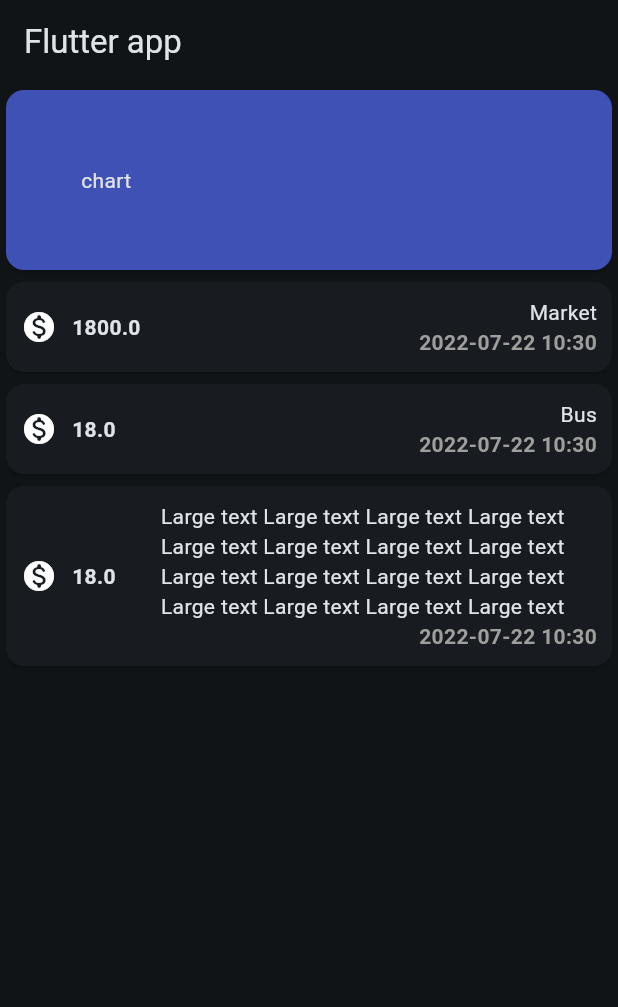
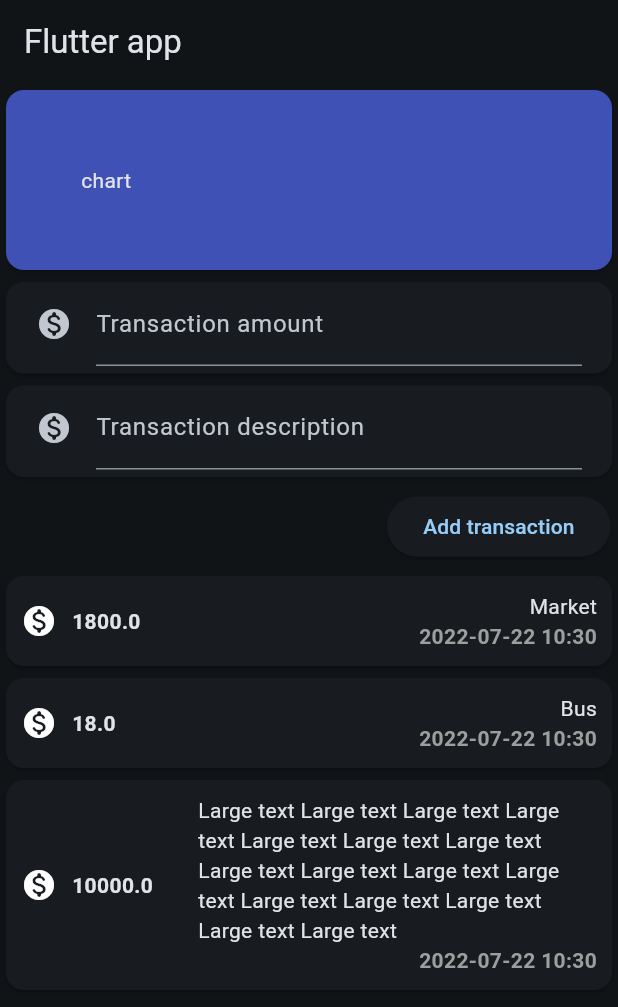
Before and after one commit to Nitram13E/Personal-Expenses, a Flutter app: the screen it shows after launch, on a phone screen of 412 x 824 dp. Shown: the top 1007 px of the screen. Run offline on Flutter 3.47's test engine with Material 2 defaults, Android fonts, the phone set to English and light mode, and no system bars.

Commit message:
refactor and additions of widgets

```diff
--- a/lib/main.dart
+++ b/lib/main.dart
@@ -1,6 +1,6 @@
 import 'package:flutter/material.dart';
-import 'package:personal_expenses/transaction.dart';
-import 'package:personal_expenses/transactionCard.dart';
+
+import 'pages/dashboard_page.dart';
 
 void main() {
   runApp(const MyApp());
@@ -18,23 +18,13 @@ class MyApp extends StatelessWidget {
         brightness: Brightness.dark,
         useMaterial3: true,
       ),
-      home: MyHomePage(),
+      home: const MyHomePage(),
     );
   }
 }
 
 class MyHomePage extends StatelessWidget {
-  MyHomePage({Key? key}) : super(key: key);
-
-  final List<Transaction> transactions = [
-    Transaction(title: 'Market', amount: 1800, date: DateTime.now()),
-    Transaction(title: 'Bus', amount: 18, date: DateTime.now()),
-    Transaction(
-        title:
-            'Large text Large text Large text Large text Large text Large text Large text Large text Large text Large text Large text Large text Large text Large text Large text Large text',
-        amount: 18,
-        date: DateTime.now()),
-  ];
+  const MyHomePage({Key? key}) : super(key: key);
 
   @override
   Widget build(BuildContext context) {
@@ -42,22 +32,7 @@ class MyHomePage extends StatelessWidget {
       appBar: AppBar(
         title: const Text("Flutter app"),
       ),
-      body: Column(
-        crossAxisAlignment: CrossAxisAlignment.stretch,
-        children: [
-          Card(
-            color: Colors.indigo,
-            child: Container(
-                margin: const EdgeInsets.all(50), child: const Text('chart')),
-          ),
-          Column(
-            children: transactions
-                .map((trans) =>
-                    TransactionCard(trans.title, trans.amount, trans.date))
-                .toList(),
-          )
-        ],
-      ),
+      body: const DashboardPage(),
     );
   }
 }
--- /dev/null
+++ b/lib/pages/dashboard_page.dart
@@ -0,0 +1,24 @@
+import 'package:flutter/material.dart';
+import 'package:personal_expenses/widgets/add_transaction.dart';
+import 'package:personal_expenses/widgets/transaction_chart.dart';
+import 'package:personal_expenses/widgets/transaction_list.dart';
+
+class DashboardPage extends StatefulWidget {
+  const DashboardPage({Key? key}) : super(key: key);
+
+  @override
+  State<DashboardPage> createState() => _DashboardPageState();
+}
+
+class _DashboardPageState extends State<DashboardPage> {
+  @override
+  Widget build(BuildContext context) {
+    return Column(
+        crossAxisAlignment: CrossAxisAlignment.stretch,
+        children: const [
+          TransactionChart(),
+          AddTransaction(),
+          TransactionList(),
+        ]);
+  }
+}
--- /dev/null
+++ b/lib/widgets/add_transaction.dart
@@ -0,0 +1,40 @@
+import 'package:flutter/material.dart';
+
+import 'package:personal_expenses/widgets/input_card.dart';
+
+class AddTransaction extends StatefulWidget {
+  const AddTransaction({Key? key}) : super(key: key);
+
+  @override
+  State<AddTransaction> createState() => AddTransactionState();
+}
+
+class AddTransactionState extends State<AddTransaction> {
+  static String addTransButton = 'Add transaction';
+
+  static String amountLabel = 'Transaction amount';
+  final TextEditingController amountController = TextEditingController();
+
+  static String descriptionLabel = 'Transaction description';
+  final TextEditingController descriptionController = TextEditingController();
+
+  @override
+  Widget build(BuildContext context) {
+    return Column(
+      crossAxisAlignment: CrossAxisAlignment.end,
+      children: [
+        InputCard(amountLabel, amountController),
+        InputCard(descriptionLabel, descriptionController),
+        Container(
+          margin: const EdgeInsets.all(5),
+          child: ElevatedButton(
+            child: Text(addTransButton),
+            onPressed: () {
+              print(amountController.text);
+            },
+          ),
+        ),
+      ],
+    );
+  }
+}
--- /dev/null
+++ b/lib/widgets/input_card.dart
@@ -0,0 +1,24 @@
+import 'package:flutter/material.dart';
+
+class InputCard extends StatelessWidget {
+  final String label;
+  final TextEditingController controller;
+  const InputCard(this.label, this.controller, {Key? key}) : super(key: key);
+
+  @override
+  Widget build(BuildContext context) {
+    return Card(
+      child: Container(
+        margin: const EdgeInsets.fromLTRB(20, 0, 20, 5),
+        child: TextField(
+          autocorrect: true,
+          decoration: InputDecoration(
+            labelText: label,
+            icon: const Icon(Icons.monetization_on_rounded),
+          ),
+          controller: controller,
+        ),
+      ),
+    );
+  }
+}
--- a/lib/transactionCard.dart
+++ b/lib/widgets/transaction_card.dart
@@ -1,5 +1,4 @@
 import 'package:flutter/material.dart';
-import 'package:uuid/uuid.dart';
 
 class TransactionCard extends StatelessWidget {
   final String title;
--- /dev/null
+++ b/lib/widgets/transaction_chart.dart
@@ -0,0 +1,19 @@
+import 'package:flutter/material.dart';
+
+class TransactionChart extends StatefulWidget {
+  const TransactionChart({Key? key}) : super(key: key);
+
+  @override
+  State<TransactionChart> createState() => _TransactionChartState();
+}
+
+class _TransactionChartState extends State<TransactionChart> {
+  @override
+  Widget build(BuildContext context) {
+    return Card(
+      color: Colors.indigo,
+      child: Container(
+          margin: const EdgeInsets.all(50), child: const Text('chart')),
+    );
+  }
+}
--- /dev/null
+++ b/lib/widgets/transaction_list.dart
@@ -0,0 +1,32 @@
+import 'package:flutter/material.dart';
+import 'package:personal_expenses/models/transaction.dart';
+import 'package:personal_expenses/widgets/transaction_card.dart';
+
+class TransactionList extends StatefulWidget {
+  const TransactionList({Key? key}) : super(key: key);
+
+  @override
+  State<TransactionList> createState() => _TransactionListState();
+}
+
+class _TransactionListState extends State<TransactionList> {
+  final List<Transaction> _transactions = [
+    Transaction(title: 'Market', amount: 1800, date: DateTime.now()),
+    Transaction(title: 'Bus', amount: 18, date: DateTime.now()),
+    Transaction(
+        title:
+            'Large text Large text Large text Large text Large text Large text Large text Large text Large text Large text Large text Large text Large text Large text Large text Large text',
+        amount: 10000,
+        date: DateTime.now()),
+  ];
+
+  @override
+  Widget build(BuildContext context) {
+    return Column(
+      children: _transactions
+          .map(
+              (trans) => TransactionCard(trans.title, trans.amount, trans.date))
+          .toList(),
+    );
+  }
+}
--- a/pubspec.yaml
+++ b/pubspec.yaml
@@ -29,7 +29,6 @@ environment:
 dependencies:
   flutter:
     sdk: flutter
-
 
   # The following adds the Cupertino Icons font to your application.
   # Use with the CupertinoIcons class for iOS style icons.
```
Also changed, not shown: lib/models/transaction.dart (renamed from lib/transaction.dart).
